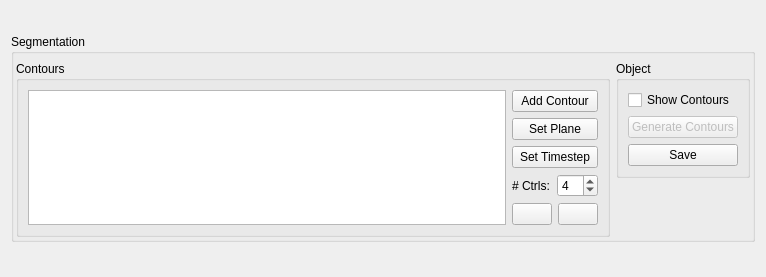
ericspod/Eidolon, file src/ui/Seg2DView.ui: the form before one commit.
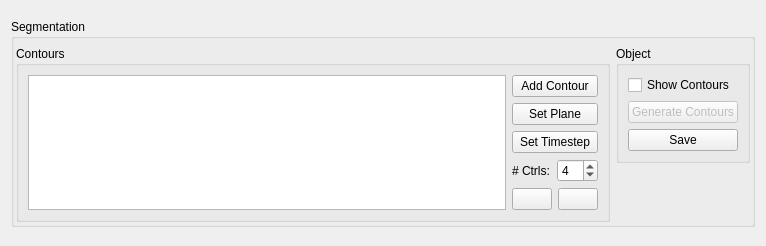
The form after the commit. Icons and pictures are not drawn.

Patch:
```diff
--- a/src/ui/Seg2DView.ui
+++ b/src/ui/Seg2DView.ui
@@ -7,7 +7,7 @@
     <x>0</x>
     <y>0</y>
     <width>766</width>
-    <height>277</height>
+    <height>246</height>
    </rect>
   </property>
   <property name="windowTitle">
```
